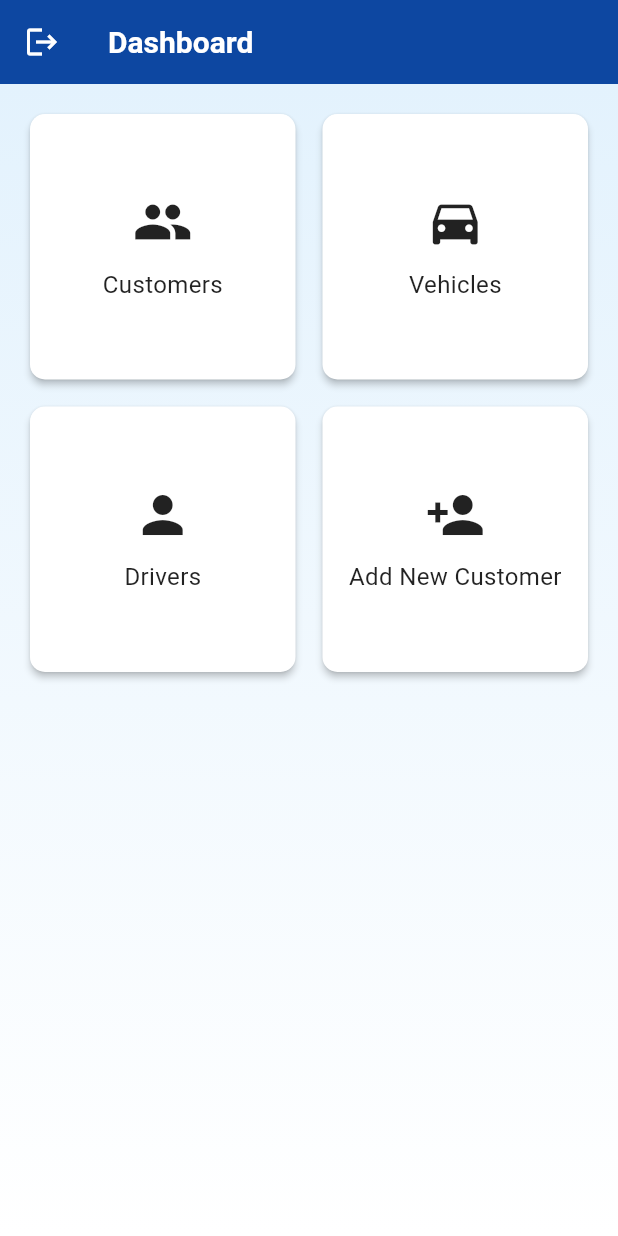
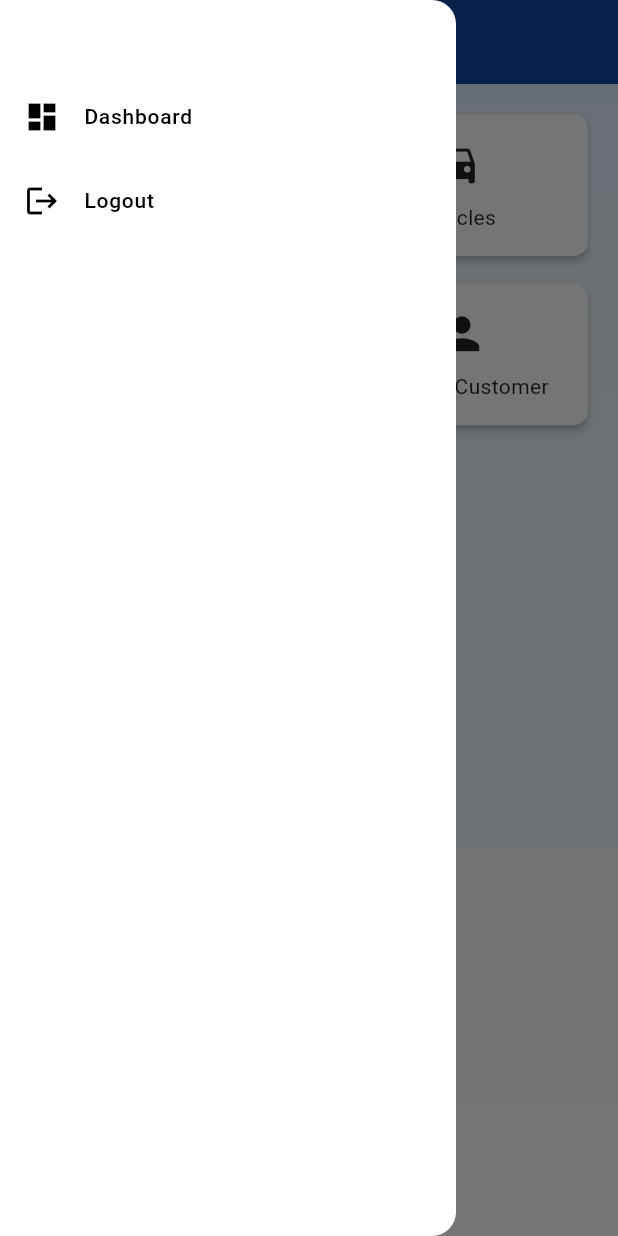
Before and after one commit to flutterdevalhamood/vehicle_reg, a Flutter app: the DashBoardScreen screen opened by its route, with the side drawer open (before the commit the screen has no drawer), on a phone screen of 412 x 824 dp. Run offline on Flutter 3.47's test engine with Material 3 defaults, Android fonts, the phone set to English and light mode, and no system bars; our stand-ins replace flutter_bloc, image_picker, shared_preferences; accounts and stored records are empty.

Commit message:
Dev : customer edit screen,update customer logic,Drawer widget

```diff
--- a/lib/src/screens/customers/customer_registration_screen.dart
+++ b/lib/src/screens/customers/customer_registration_screen.dart
@@ -827,6 +827,7 @@ class _CustomerRegistrationScreenState
                       ScaffoldMessenger.of(context).showSnackBar(
                         SnackBar(
                           content: Text('Customer registered successfully!'),
+                          backgroundColor: Colors.green,
                         ),
                       );
 
--- a/lib/src/screens/dashboard_screen.dart
+++ b/lib/src/screens/dashboard_screen.dart
@@ -1,8 +1,7 @@
 import 'package:flutter/material.dart';
 import 'package:sample/src/util/app_navigation.dart';
 import 'package:sample/src/util/app_routes.dart';
-
-import '../../main.dart';
+import 'package:sample/src/widgets/drawer_widget.dart';
 
 class DashBoardScreen extends StatefulWidget {
   const DashBoardScreen({super.key});
@@ -30,39 +29,6 @@ class _DashBoardScreenState extends State<DashBoardScreen> {
       'route': Screenroutes.customerRegistration,
     },
   ];
-  void _logout() async {
-    // Show a confirmation dialog before deleting
-    bool confirmLogout =
-        await showDialog<bool>(
-          context: context,
-          builder: (context) {
-            return AlertDialog(
-              title: Text('Logout'),
-              content: Text('Are you sure you want to Logout?'),
-              actions: [
-                TextButton(
-                  onPressed: () => Navigator.pop(context, false),
-                  child: Text('Cancel'),
-                ),
-                TextButton(
-                  onPressed: () => Navigator.pop(context, true),
-                  child: Text('Logout', style: TextStyle(color: Colors.red)),
-                ),
-              ],
-            );
-          },
-        ) ??
-        false;
-
-    if (confirmLogout) {
-      NavigationService().navigateToUntil(Screenroutes.login);
-      Future.delayed(Duration(milliseconds: 500), () {
-        scaffoldMessengerKey.currentState?.showSnackBar(
-          SnackBar(content: Text('User Logged out successfully!')),
-        );
-      });
-    }
-  }
 
   _getBody(BuildContext context) {
     return Container(
@@ -79,7 +45,7 @@ class _DashBoardScreenState extends State<DashBoardScreen> {
           crossAxisCount: 2, // Number of columns in the grid
           crossAxisSpacing: 10.0, // Spacing between columns
           mainAxisSpacing: 10.0, // Spacing between rows
-          childAspectRatio: 1.0, // Aspect ratio of the grid items
+          childAspectRatio: 1.8, // Aspect ratio of the grid items
         ),
         itemCount: gridItems.length,
         itemBuilder: (context, index) {
@@ -93,11 +59,11 @@ class _DashBoardScreenState extends State<DashBoardScreen> {
               child: Column(
                 mainAxisAlignment: MainAxisAlignment.center,
                 children: [
-                  Icon(gridItems[index]['icon'], size: 40.0),
-                  SizedBox(height: 10.0),
+                  Icon(gridItems[index]['icon'], size: 35.0),
+                  SizedBox(height: 8.0),
                   Text(
                     gridItems[index]['title'],
-                    style: TextStyle(fontSize: 16.0),
+                    style: TextStyle(fontSize: 14.0),
                   ),
                 ],
               ),
@@ -111,13 +77,8 @@ class _DashBoardScreenState extends State<DashBoardScreen> {
   @override
   Widget build(BuildContext context) {
     return Scaffold(
-      appBar: AppBar(
-        title: Text('Dashboard'),
-        leading: IconButton(
-          onPressed: () => _logout(),
-          icon: Icon(Icons.logout),
-        ),
-      ),
+      drawer: DrawerWidget(),
+      appBar: AppBar(title: Text('Dashboard')),
       body: _getBody(context),
     );
   }
--- a/lib/src/screens/vehicles/vehicle_list_screen.dart
+++ b/lib/src/screens/vehicles/vehicle_list_screen.dart
@@ -176,7 +176,7 @@ class _HomeScreenState extends State<HomeScreen> {
                                         child: Padding(
                                           padding: const EdgeInsets.symmetric(
                                             horizontal: 16,
-                                            vertical: 8,
+                                            vertical: 4,
                                           ),
                                           child: Card(
                                             elevation: 4,
--- a/lib/src/util/app_routes.dart
+++ b/lib/src/util/app_routes.dart
@@ -2,8 +2,10 @@ import 'package:flutter/material.dart';
 import 'package:flutter_bloc/flutter_bloc.dart';
 import 'package:provider/provider.dart';
 import 'package:sample/src/blocs/login_bloc.dart';
+import 'package:sample/src/models/customer_model.dart';
 import 'package:sample/src/providers/vehicle_provider.dart';
 import 'package:sample/src/screens/customers/customer_detail_screen.dart';
+import 'package:sample/src/screens/customers/customer_edit_screen.dart';
 import 'package:sample/src/screens/customers/customer_list_screen.dart';
 import 'package:sample/src/screens/customers/customer_registration_screen.dart';
 import 'package:sample/src/screens/vehicles/vehicle_detail_screen.dart';
@@ -117,13 +119,14 @@ class Screenroutes {
           },
         );
 
-      // case Screenroutes.customerEdit:
-      //   return MaterialPageRoute(
-      //     settings: const RouteSettings(name: Screenroutes.customerEdit),
-      //     builder: (BuildContext context) {
-      //       return CustomerDetailScreen();
-      //     },
-      //   );
+      case Screenroutes.customerEdit:
+        final customer = settings.arguments as Customer;
+        return MaterialPageRoute(
+          settings: const RouteSettings(name: Screenroutes.customerEdit),
+          builder: (BuildContext context) {
+            return CustomerEditScreen(customer: customer);
+          },
+        );
     }
     return null;
   }
--- /dev/null
+++ b/lib/src/widgets/drawer_widget.dart
@@ -0,0 +1,148 @@
+import 'package:flutter/material.dart';
+import 'package:sample/main.dart';
+import 'package:sample/src/util/app_navigation.dart';
+import 'package:sample/src/util/app_routes.dart';
+
+class DrawerWidget extends StatefulWidget {
+  const DrawerWidget({super.key});
+
+  @override
+  State<DrawerWidget> createState() => _DrawerWidgetState();
+}
+
+class _DrawerWidgetState extends State<DrawerWidget> {
+  void _logout() async {
+    // Show a confirmation dialog before deleting
+    bool confirmLogout =
+        await showDialog<bool>(
+          context: context,
+          builder: (context) {
+            return AlertDialog(
+              title: Text('Logout'),
+              content: Text('Are you sure you want to Logout?'),
+              actions: [
+                TextButton(
+                  onPressed: () => Navigator.pop(context, false),
+                  child: Text('Cancel'),
+                ),
+                TextButton(
+                  onPressed: () => Navigator.pop(context, true),
+                  child: Text('Logout', style: TextStyle(color: Colors.red)),
+                ),
+              ],
+            );
+          },
+        ) ??
+        false;
+
+    if (confirmLogout) {
+      NavigationService().pushAndRemoveUntilNavigation(Screenroutes.login);
+      Future.delayed(Duration(milliseconds: 500), () {
+        scaffoldMessengerKey.currentState?.showSnackBar(
+          SnackBar(content: Text('User Logged out successfully!')),
+        );
+      });
+    }
+  }
+
+  @override
+  Widget build(BuildContext context) {
+    return Drawer(
+      child: ListView(
+        padding: EdgeInsets.zero,
+        children: <Widget>[
+          // const SizedBox(height: 75),
+          Column(
+            children: [
+              // Container(
+              //   width: 80,
+              //   height: 80,
+              //   clipBehavior: Clip.hardEdge,
+              //   decoration: BoxDecoration(shape: BoxShape.circle),
+              //   child: Image.network(
+              //     AuthRepo.user?.imagePath ?? '',
+              //     fit: BoxFit.cover,
+              //     errorBuilder:
+              //         (context, error, stackTrace) =>
+              //             Center(child: const Icon(Icons.person, size: 80)),
+              //   ),
+              // ),
+              // const SizedBox(height: 10),
+              // Padding(
+              //   padding: const EdgeInsets.symmetric(horizontal: 16.0),
+              //   child: Text(
+              //     {
+              //           LoginType.candidate: AuthRepo.user?.fullName,
+              //           LoginType.company: AuthRepo.user?.name,
+              //           LoginType.volunteer: AuthRepo.user?.name,
+              //         }[AuthRepo.loginType]?.toCapitalized() ??
+              //         '',
+              //     style: const TextStyle(
+              //       fontWeight: FontWeight.w700,
+              //       fontSize: 30,
+              //     ),
+              //     textAlign: TextAlign.center,
+              //   ),
+              // ),
+              // Text(
+              //   AuthRepo.user?.email ?? '',
+              //   style: const TextStyle(fontSize: 11),
+              // ),
+            ],
+          ),
+          const SizedBox(height: 50),
+          ListTile(
+            leading: Icon(Icons.dashboard),
+            title: const Text(
+              'Dashboard',
+              style: TextStyle(fontSize: 14, fontWeight: FontWeight.w500),
+            ),
+            onTap: () {
+              Navigator.pop(context); // Closes the drawer
+            },
+          ),
+          // if (AuthRepo.loginType == LoginType.candidate)
+          //   ListTile(
+          //     leading: SvgPicture.asset('assets/svg/candidatesvg.svg'),
+          //     title: const Text(
+          //       'Profile',
+          //       style: TextStyle(fontSize: 14, fontWeight: FontWeight.w500),
+          //     ),
+          //     onTap: () {
+          //       navigatorKey?.currentState?.popAndPushNamed(
+          //         ProfileEditScreen.routeName,
+          //       );
+          //
+          //       // Navigator.of(context).push(
+          //       //     MaterialPageRoute(builder: (context) => ProfileEditScreen()));
+          //     },
+          //   ),
+          ListTile(
+            leading: Icon(Icons.logout),
+            title: const Text(
+              'Logout',
+              style: TextStyle(fontSize: 14, fontWeight: FontWeight.w500),
+            ),
+            onTap: _logout,
+
+            // AuthRepo.logOut();
+          ),
+          const SizedBox(height: 250),
+          // Align(
+          //   alignment: Alignment.bottomCenter,
+          //   child: Text(
+          //     "${AuthRepo.loginType?.name.toCapitalized() ?? ''} Profile",
+          //   ),
+          // ),
+          // Align(
+          //   alignment: Alignment.bottomCenter,
+          //   child: Text(
+          //     "Version ${packageInfo?.version ?? ''}",
+          //     style: TextStyle(fontSize: 12),
+          //   ),
+          // ),
+        ],
+      ),
+    );
+  }
+}
--- a/pubspec.yaml
+++ b/pubspec.yaml
@@ -46,6 +46,7 @@ dependencies:
   retrofit: ^4.4.2
   json_annotation: ^4.9.0
   freezed_annotation: ^3.0.0
+  url_launcher: ^6.3.1
 
 dev_dependencies:
   flutter_test:
```
Also changed, not shown: lib/src/providers/customer_provider.dart (+9 -0 lines), lib/src/screens/customers/customer_edit_screen.dart (added, +390 -0 lines), lib/src/screens/customers/customer_list_screen.dart (+53 -4 lines), lib/src/screens/customers/customer_screen.dart (deleted, +0 -19 lines), pubspec.lock, 1 other file.
